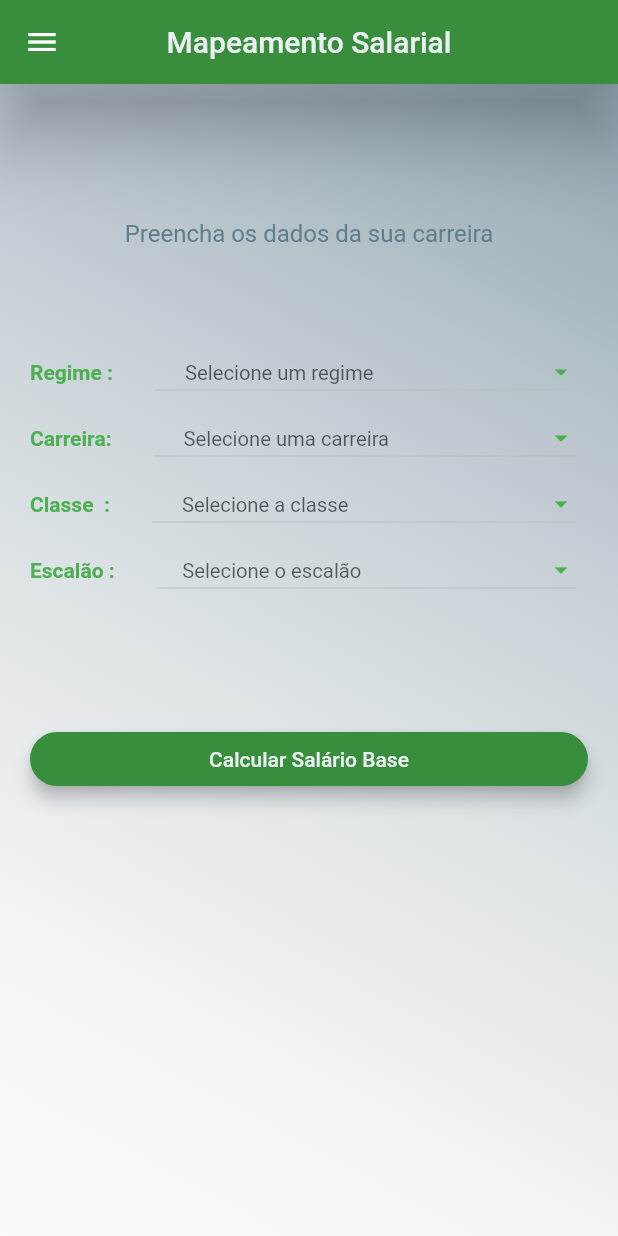
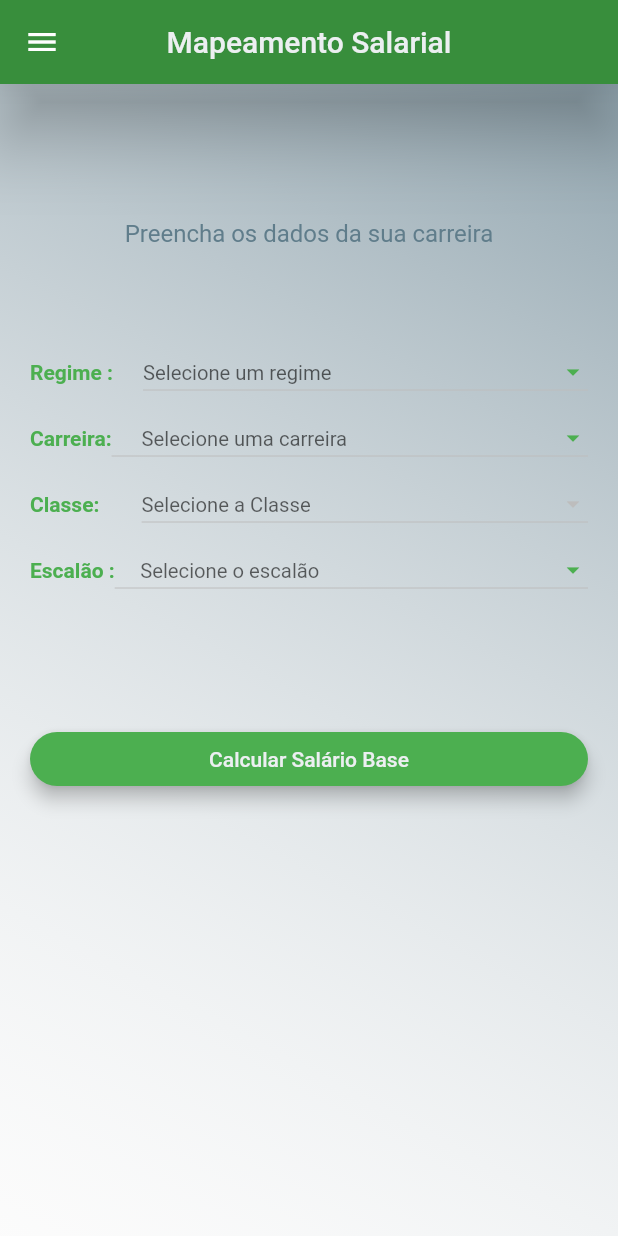
Before and after one commit to Hgaspar03/carreirAPP, a Flutter app: the WageMappingScreen screen opened directly, on a phone screen of 412 x 824 dp. Run offline on Flutter 3.47's test engine with Material 2 defaults, Android fonts, the phone set to English and light mode, and no system bars; our stand-ins replace flutter_masked_text.

Commit message:
ajustando a tela de mapeamento salarial

```diff
--- a/lib/view/wage_mapping.dart
+++ b/lib/view/wage_mapping.dart
@@ -13,9 +13,10 @@ class WageMappingScreen extends StatelessWidget {
   @override
   Widget build(BuildContext context) {
     final testeData = context.read<TesteData>();
+
     List carreiras = testeData.carreiras;
 
-    List classes = testeData.classes;
+    List classes = testeData.classeCategorys;
 
     List escalao = testeData.escalao;
 
@@ -38,6 +39,8 @@ class WageMappingScreen extends StatelessWidget {
     DateTime startDate = testeData.startDate;
 
     DateTime endDate = testeData.endDate;
+
+    String classeCategory = testeData.categoryOccupation;
 
     return Scaffold(
       drawer: CareerDrawer(),
@@ -82,7 +85,7 @@ class WageMappingScreen extends StatelessWidget {
                       SizedBox(width: 20),
                       Expanded(
                         child: Container(
-                          padding: EdgeInsets.symmetric(horizontal: 8),
+                          // padding: EdgeInsets.symmetric(horizontal: 8),
                           child: DropdownButton<String>(
                             menuMaxHeight: 250,
                             isDense: true,
@@ -94,13 +97,10 @@ class WageMappingScreen extends StatelessWidget {
                             onChanged: (selection) {
                               testeData.selectedRegime = selection;
                             },
-                            hint: Padding(
-                              padding: const EdgeInsets.only(left: 20),
-                              child: const Text(
+                            hint: const Text(
                               "Selecione um regime",
                               style: TextStyle(
                                 fontSize: 13.5,
-                                ),
                               ),
                             ),
                             iconEnabledColor: Theme.of(context).primaryColor,
@@ -108,7 +108,7 @@ class WageMappingScreen extends StatelessWidget {
                               return DropdownMenuItem<String>(
                                   value: e,
                                   onTap: () {
-                                    selectedRegime = e;
+                                    testeData.selectedRegime = e;
                                     testeData.selectedCareer = null;
                                     testeData.selectedClass = null;
                                     testeData.selectedEscalao = null;
@@ -116,7 +116,6 @@ class WageMappingScreen extends StatelessWidget {
                                   },
                                   child: Row(
                                     children: [
-                                      SizedBox(width: 20),
                                       Text(
                                         e,
                                         style: TextStyle(
@@ -148,10 +147,9 @@ class WageMappingScreen extends StatelessWidget {
                                 Theme.of(context).textTheme.bodyText1.fontSize,
                             fontWeight: FontWeight.bold),
                       ),
-                      SizedBox(width: 20),
                       Expanded(
                         child: Container(
-                          padding: EdgeInsets.symmetric(horizontal: 8),
+                          // padding: EdgeInsets.symmetric(horizontal: 8),
                           child: DropdownButton<String>(
                             menuMaxHeight: 250,
                             isDense: true,
@@ -205,8 +203,12 @@ class WageMappingScreen extends StatelessWidget {
                   ),
                   SizedBox(height: 20),
                   Row(
+                    mainAxisSize: MainAxisSize.max,
                     children: [
-                      Text("Classe  :",
+                      Expanded(
+                        flex: 2,
+                        child: Text(
+                            "${classeCategory == null ? 'Classe' : classeCategory}:",
                             style: TextStyle(
                                 color: Theme.of(context).primaryColor,
                                 fontSize: Theme.of(context)
@@ -214,10 +216,10 @@ class WageMappingScreen extends StatelessWidget {
                                     .bodyText1
                                     .fontSize,
                                 fontWeight: FontWeight.bold)),
-                      SizedBox(width: 20),
+                      ),
                       Expanded(
+                        flex: 8,
                         child: Container(
-                          padding: EdgeInsets.symmetric(horizontal: 8),
                           child: DropdownButton<String>(
                             menuMaxHeight: 250,
                             iconEnabledColor: Theme.of(context).primaryColor,
@@ -233,12 +235,9 @@ class WageMappingScreen extends StatelessWidget {
                               testeData.selectedEscalao = null;
                               testeData.salarioBase = null;
                             },
-                            hint: Padding(
-                              padding: const EdgeInsets.only(left: 20),
-                              child: const Text(
-                                "Selecione a classe",
+                            hint: Text(
+                              "Selecione a ${classeCategory == null ? 'Classe' : classeCategory}",
                               style: TextStyle(fontSize: 13.5),
-                              ),
                             ),
                             items: classes.map((e) {
                               return DropdownMenuItem<String>(
@@ -248,10 +247,7 @@ class WageMappingScreen extends StatelessWidget {
                                   testeData.selectedEscalao = null;
                                   testeData.salarioBase = null;
                                 },
-                                child: Row(
-                                  children: [
-                                    SizedBox(width: 20),
-                                    Text(
+                                child: Text(
                                   e,
                                   style: TextStyle(
                                     color: Colors.grey[600],
@@ -260,8 +256,6 @@ class WageMappingScreen extends StatelessWidget {
                                         .bodyText1
                                         .fontSize,
                                   ),
-                                    ),
-                                  ],
                                 ),
                               );
                             }).toList(),
@@ -281,10 +275,10 @@ class WageMappingScreen extends StatelessWidget {
                                   .bodyText1
                                   .fontSize,
                               fontWeight: FontWeight.bold)),
-                      SizedBox(width: 20),
+                      // SizedBox(width: 20),
                       Expanded(
                         child: Container(
-                          padding: EdgeInsets.symmetric(horizontal: 8),
+                          // padding: EdgeInsets.symmetric(horizontal: 8),
                           child: DropdownButton<int>(
                             menuMaxHeight: 250,
                             iconEnabledColor: Theme.of(context).primaryColor,
--- a/lib/view_model/abstract_view_model.dart
+++ b/lib/view_model/abstract_view_model.dart
@@ -79,7 +79,7 @@ class AbstractViewModel extends ChangeNotifier {
       child: ElevatedButton(
         style: ElevatedButton.styleFrom(
           elevation: 5,
-          primary: Theme.of(context).primaryColorDark,
+          primary: Theme.of(context).primaryColor,
           onPrimary: Colors.white,
           shape: const RoundedRectangleBorder(
               side: BorderSide.none,
```
Also changed, not shown: lib/utils/testeData.dart (+55 -4 lines), 3 other files. Lines whose indentation alone changed are shown as unchanged.
